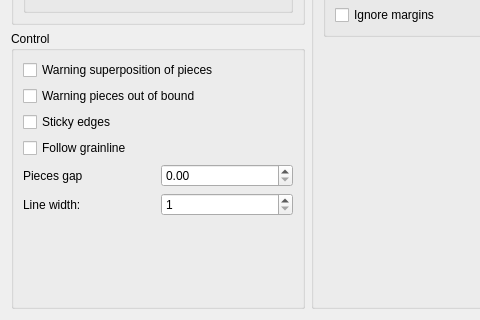
The window that src/app/puzzle/dialogs/configpages/puzzlepreferenceslayoutpage.ui (dismine/valentina) describes before a commit, drawn with Qt 5; both pictures show x 0 to 480 and y 366 to 686 of the 616 by 686 pixel window.
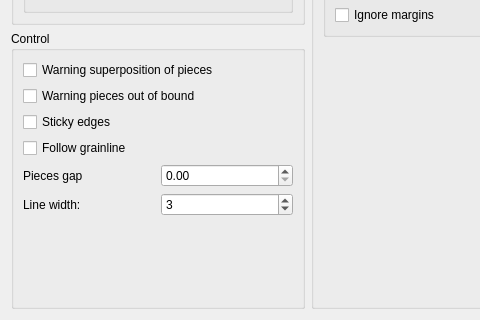
The same window after the commit. Icons and pictures are not drawn.

Commit message: Change default line width.

```diff
--- a/src/app/puzzle/dialogs/configpages/puzzlepreferenceslayoutpage.ui
+++ b/src/app/puzzle/dialogs/configpages/puzzlepreferenceslayoutpage.ui
@@ -354,6 +354,9 @@
             <property name="maximum">
              <number>10</number>
             </property>
+            <property name="value">
+             <number>3</number>
+            </property>
            </widget>
           </item>
          </layout>
```
The commit also changes 1 other file.
